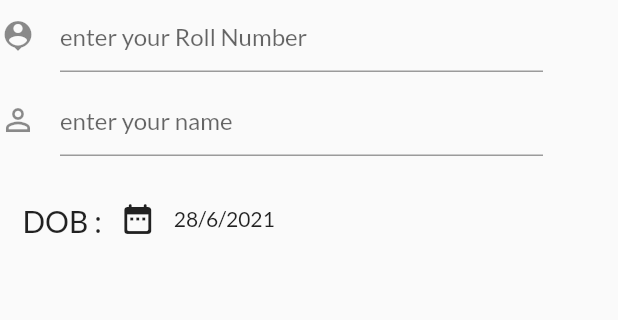
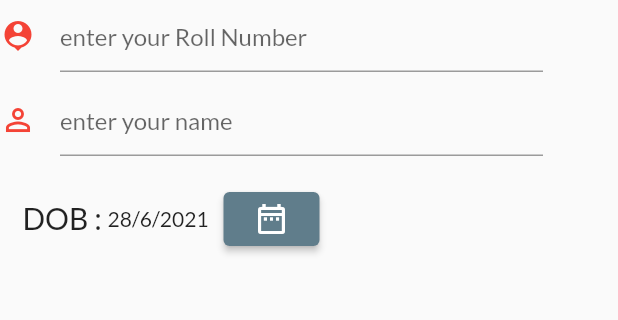
Before and after one commit to vishal-zx/Electa, a Flutter app: the Register screen opened by its route, on a phone screen of 412 x 824 dp, the part 84-404 px from its top. Run offline on Flutter 3.47's test engine with Material 2 defaults, Android fonts, the phone set to English and light mode, and no system bars; our stand-ins replace google_fonts.

Commit message:
icconbutton changed to elevated button

```diff
--- a/lib/pages/register.dart
+++ b/lib/pages/register.dart
@@ -27,9 +27,9 @@ class _RegisterState extends State<Register> {
 
   @override
   Widget build(BuildContext context) {
-    var iconButton = IconButton(
+    var elevatedbutton = ElevatedButton(
         onPressed: () => _selectDate(context),
-        icon: Icon(Icons.date_range_rounded));
+        child: Icon(Icons.date_range_outlined));
     return Scaffold(
       appBar: AppBar(
         title: Text(
@@ -46,7 +46,10 @@ class _RegisterState extends State<Register> {
             padding: const EdgeInsets.only(right: 50.0),
             child: TextField(
               decoration: InputDecoration(
-                icon: Icon(Icons.person_pin),
+                icon: Icon(
+                  Icons.person_pin,
+                  color: Colors.red,
+                ),
                 hintText: "enter your Roll Number",
               ),
             ),
@@ -55,7 +58,10 @@ class _RegisterState extends State<Register> {
             padding: EdgeInsets.only(top: 8.0, right: 50.0),
             child: TextField(
               decoration: InputDecoration(
-                icon: Icon(Icons.person_outline_sharp),
+                icon: Icon(
+                  Icons.person_outline_sharp,
+                  color: Colors.red,
+                ),
                 hintText: "enter your name",
               ),
             ),
@@ -63,14 +69,10 @@ class _RegisterState extends State<Register> {
           Row(
             children: <Widget>[
               Padding(
-                padding: EdgeInsets.only(top: 20.0, left: 15.0),
-                child: Text("DOB :",
+                padding: EdgeInsets.only(top: 16.0, left: 15.0),
+                child: Text("DOB : ",
                     textDirection: TextDirection.ltr,
                     style: TextStyle(fontSize: 20.0)),
-              ),
-              Padding(
-                padding: EdgeInsets.only(top: 18.0),
-                child: SizedBox(child: iconButton),
               ),
               Padding(
                 padding: const EdgeInsets.only(top: 17.0),
@@ -91,10 +93,13 @@ class _RegisterState extends State<Register> {
               Padding(
                 padding: const EdgeInsets.only(top: 17.0),
                 child: Text(selectedDate.year.toString()),
-              )
+              ),
+              Padding(
+                padding: EdgeInsets.only(top: 18.0, left: 10.0),
+                child: SizedBox(child: elevatedbutton),
+              ),
             ],
           ),
-          // ElevatedButton(onPressed: onPressed, child: child)
         ],
       ),
     );
```
